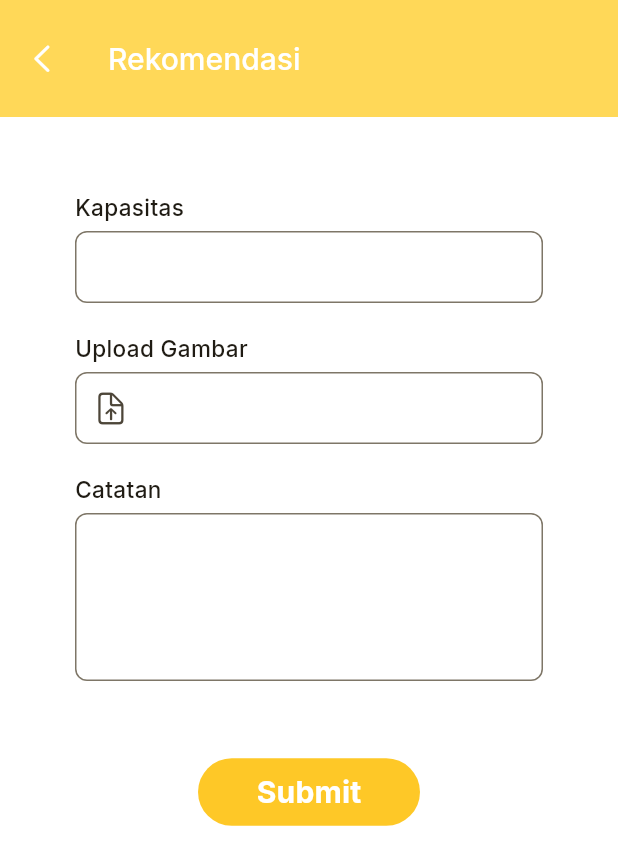
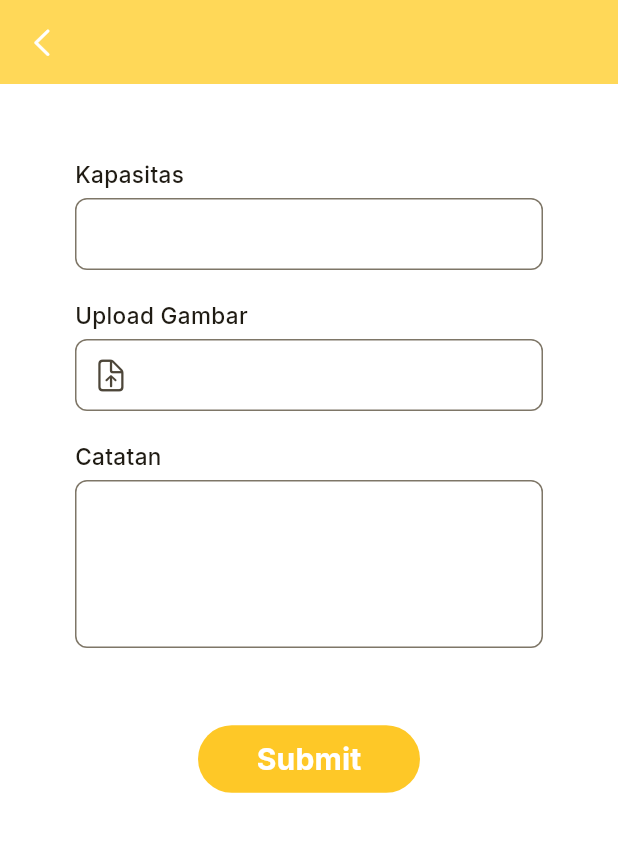
Before and after one commit to rian1504/ParkQuest-Parkir-Gamifikasi, a Flutter app: the FormRekomendasi screen opened by its route, on a phone screen of 412 x 824 dp. Shown: the top 865 px of the screen. Run offline on Flutter 3.47's test engine with Material 3 defaults, Android fonts, the phone set to English and light mode, and no system bars; our stand-ins replace flutter_dotenv, flutter_rating_bar, google_fonts, google_maps_flutter, image_picker; missing offline and left inert: show_hide_password; project files that could hold a hidden picture were left out.

Commit message:
Update app bar pada halaman form rekomendasi

```diff
--- a/lib/pages/form_rekomendasi.dart
+++ b/lib/pages/form_rekomendasi.dart
@@ -146,21 +146,11 @@ class _FormRekomendasiState extends State<FormRekomendasi> {
   Widget build(BuildContext context) {
     return Scaffold(
       appBar: AppBar(
-        toolbarHeight: 78,
         backgroundColor: Color(0xFFFFD858),
-        title: Text(
-          'Rekomendasi',
-          style: GoogleFonts.inter(
-            color: Colors.white,
-            fontSize: 20,
-            fontWeight: FontWeight.w500,
-          ),
-        ),
         leading: IconButton(
           onPressed: () => Navigator.of(context).pop(),
           icon: Icon(
             CupertinoIcons.chevron_left,
-            size: 24,
             color: Colors.white,
           ),
         ),
```
